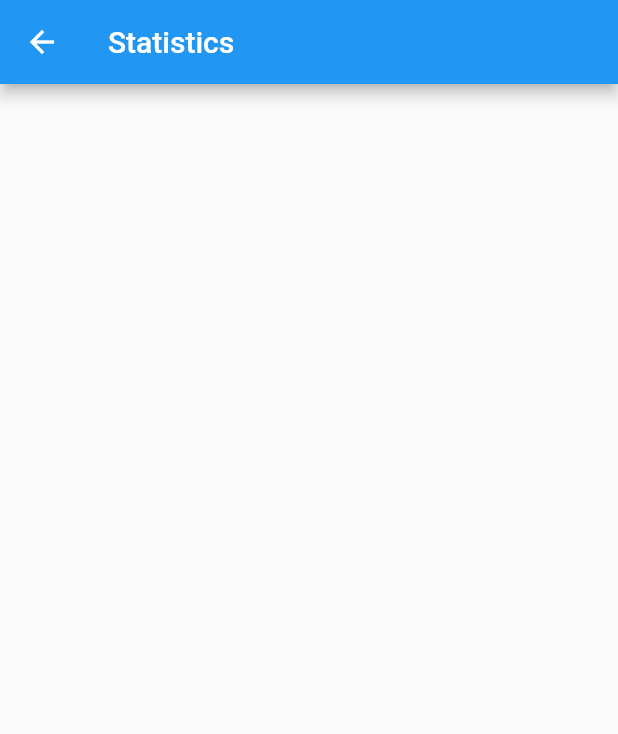
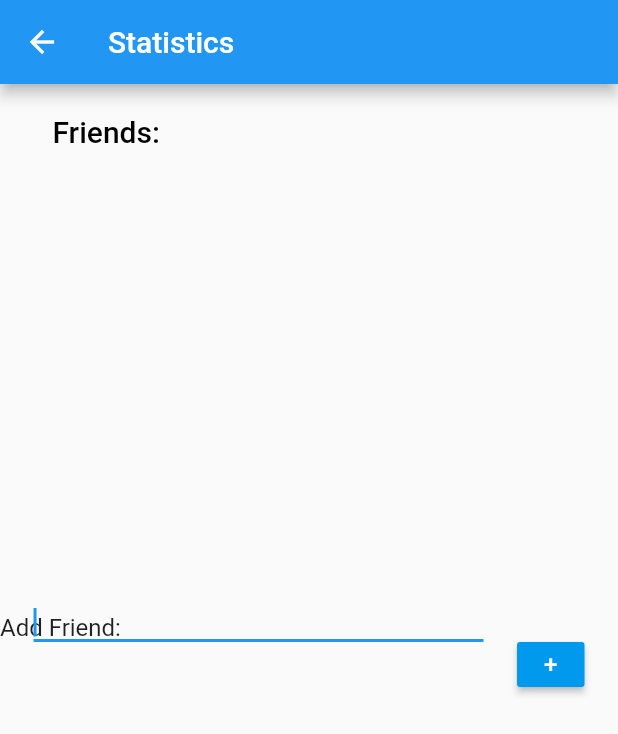
Before and after one commit to NoConnection12367/MultiQuizz, a Flutter app: the FriendsListPage screen opened directly, on a phone screen of 412 x 824 dp. Shown: the top 734 px of the screen. Run offline on Flutter 3.47's test engine with Material 2 defaults, Android fonts, the phone set to English and light mode, and no system bars; our stand-ins replace firebase_database, html_unescape, percent_indicator; accounts and stored records are empty.

Commit message:
did sum stuff

```diff
--- a/multiquizz/lib/pages/friendsListPage.dart
+++ b/multiquizz/lib/pages/friendsListPage.dart
@@ -16,6 +16,7 @@ class FriendsListPage extends StatefulWidget {
 class _FriendsListPage extends State<FriendsListPage> {
 
     List<String> friendslist = new List<String>();
+    TextEditingController usernameController = new TextEditingController();
 
     _FriendsListPage(){
         getFriendsList(globals.activeUser.id);
@@ -27,10 +28,78 @@ class _FriendsListPage extends State<FriendsListPage> {
             appBar: new AppBar(
                 title: new Text('Statistics'),
             ),
-            body: Container(
+            body:
+            new ListView(
+                children: <Widget>[
+                    new Container(
+                        padding: EdgeInsets.fromLTRB(35, 20, 0, 10),
+                        child: Text("Friends:",
+                                style: new TextStyle(fontSize: 20.0,
+                                    color: const Color(0xFF000000),
+                                    fontWeight: FontWeight.w500,
+                                    fontFamily: "Roboto"
+                                ))
+                    ),
+                    new Container(
+                        height: 300,
                         child: genFriendsListview(),
+                    ),
+                    new Container(
+                        child: Text("Add Friend:",
+                            style: TextStyle(
+                                fontSize: 16,
+                            ),
+                        ),
+                    ),
+                    new Container(
+                        width: 500,
+                        height: 40,
+                        padding: EdgeInsets.only(bottom: 10),
+                        child: Row(
+                            mainAxisAlignment: MainAxisAlignment.spaceEvenly,
+                            mainAxisSize: MainAxisSize.min,
+                            crossAxisAlignment: CrossAxisAlignment.stretch,
+                            children: <Widget>[
+                                new Container(
+                                    width: 300,
+                                    height: 40,
+                                    padding: EdgeInsets.only(bottom: 30),
+                                    child: new TextField(
+                                        controller: usernameController,
+                                        style: new TextStyle(
+                                            color: Colors.black,
+                                            fontSize: 16
+                                        ),
+                                        autofocus: true | false,
+                                    ),
+                                ),
+                                new Container(
+                                    width: 45,
+                                    height: 40,
+                                    child: new ButtonTheme(
+                                        height: 40,
+                                        minWidth: 40,
+                                        child: new RaisedButton(
+                                            color: const Color(0xFF0099ed),
+                                            child: new Text(
+                                                "+",
+                                                style: new TextStyle(fontSize:16.0,
+                                                    color: const Color(0xFFffffff),
+                                                    fontWeight: FontWeight.w500,
+                                                    fontFamily: "Roboto"
                                                 )
+                                            ),
+                                            onPressed: () {
 
+                                            }
+                                        ),
+                                    ),
+                                )
+                            ],
+                        ),
+                    ),
+                ]
+            )
         );
     }
 
@@ -41,7 +110,9 @@ class _FriendsListPage extends State<FriendsListPage> {
         List list = Game.tryConvertToList(snapshot.value);
 
         for(var item in list){
+            if (item != null) {
                 friendslistIDs.add(item['FriendID']);
+            }
         }
 
         for(var id in friendslistIDs){
@@ -65,27 +136,31 @@ class _FriendsListPage extends State<FriendsListPage> {
 
     void getFriendsList(int id) async {
 
+        if (friendslist != null) {
             List<String> futureFriendslist = await getFutureFriendsList(id);
 
             setState(() {
                 friendslist = futureFriendslist;
             });
         }
+    }
 
     Widget genFriendsListview(){
-
+        if (friendslist != null) {
             return new ListView.builder(
                 padding: EdgeInsets.fromLTRB(30, 0, 30, 30),
                 itemCount: friendslist.length,
                 itemBuilder: (BuildContext cntx, int index) {
-
                     return new Container(
+                        height: 30,
                         child: ListTile(
                             title: Text(friendslist[index]),
                         ),
                     );
-
                 },
             );
         }
+        else
+            return new ListView();
     }
+}
--- a/multiquizz/lib/pages/mainMenuPage.dart
+++ b/multiquizz/lib/pages/mainMenuPage.dart
@@ -242,7 +242,6 @@ class _MainMenuPage extends State<MainMenuPage> {
 
     Widget genFinishedGamesListView()
     {
-
         return new ListView.builder(
             padding: EdgeInsets.fromLTRB(30, 0, 30, 30),
             itemCount: finishedGames.length,
--- a/multiquizz/lib/pages/questionPage.dart
+++ b/multiquizz/lib/pages/questionPage.dart
@@ -82,6 +82,7 @@ class _QuestionPageState extends State<QuestionPage> {
                 // Here we take the value from the MyHomePage object that was created by
                 // the App.build method, and use it to set our appbar title.
                 title: Text("Kategorie"),
+                automaticallyImplyLeading: false,
             ),
             body: GestureDetector(
                 child: Column(
```
Lines whose indentation alone changed are shown as unchanged.
